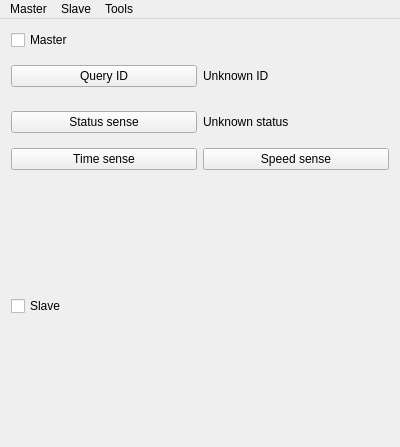
Old version of the form app/SonyTool/SonyToolWindow.ui in the repository JokerSync/Joker.
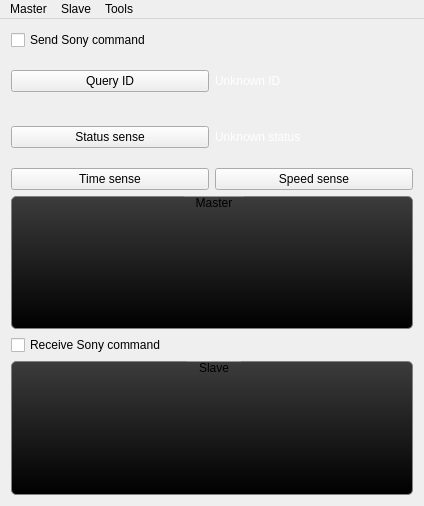
New version of the form. Custom widgets are drawn as their Qt base class.

Commit message: better SonyTool UI

What changed in the file:
```diff
--- a/app/SonyTool/SonyToolWindow.ui
+++ b/app/SonyTool/SonyToolWindow.ui
@@ -6,19 +6,39 @@
    <rect>
     <x>0</x>
     <y>0</y>
-    <width>400</width>
-    <height>447</height>
+    <width>424</width>
+    <height>506</height>
    </rect>
   </property>
   <property name="windowTitle">
    <string>Sony Tool</string>
   </property>
+  <property name="styleSheet">
+   <string notr="true">QGroupBox {
+	background: qlineargradient(spread:pad, x1:0, y1:0, x2:0, y2:1, stop:0 rgba(60, 60, 60, 255), stop:1 rgba(0, 0, 0, 255));
+    border: 1px solid gray;
+    border-radius: 5px;
+    margin-top: 3ex; /* leave space at the top for the title */
+}
+
+QGroupBox::title {
+    subcontrol-origin: margin;
+    subcontrol-position: top center; /* position at the top center */
+    padding: 0 10px;
+}
+
+
+QLabel {
+	color: white;
+}
+</string>
+  </property>
   <widget class="QWidget" name="centralWidget">
    <layout class="QVBoxLayout" name="verticalLayout">
     <item>
      <widget class="QCheckBox" name="masterActiveCheck">
       <property name="text">
-       <string>Master</string>
+       <string>Send Sony command</string>
       </property>
      </widget>
     </item>
@@ -81,18 +101,40 @@
      </layout>
     </item>
     <item>
-     <widget class="PhMediaPanel" name="masterPanel" native="true"/>
+     <widget class="QGroupBox" name="groupBox">
+      <property name="title">
+       <string>Master</string>
+      </property>
+      <layout class="QVBoxLayout" name="verticalLayout_3">
+       <item>
+        <widget class="PhMediaPanel" name="masterPanel" native="true"/>
+       </item>
+      </layout>
+     </widget>
     </item>
     <item>
      <widget class="QCheckBox" name="slaveActiveCheck">
       <property name="text">
+       <string>Receive Sony command</string>
+      </property>
+     </widget>
+    </item>
+    <item>
+     <widget class="QGroupBox" name="groupBox_2">
+      <property name="title">
        <string>Slave</string>
       </property>
+      <layout class="QVBoxLayout" name="verticalLayout_4">
+       <item>
+        <widget class="PhMediaPanel" name="slavePanel" native="true">
+         <property name="styleSheet">
+          <string notr="true"/>
+         </property>
+        </widget>
+       </item>
+      </layout>
      </widget>
     </item>
-    <item>
-     <widget class="PhMediaPanel" name="slavePanel" native="true"/>
-    </item>
    </layout>
   </widget>
   <widget class="QMenuBar" name="menuBar">
@@ -100,7 +142,7 @@
     <rect>
      <x>0</x>
      <y>0</y>
-     <width>400</width>
+     <width>424</width>
      <height>22</height>
     </rect>
    </property>
```
